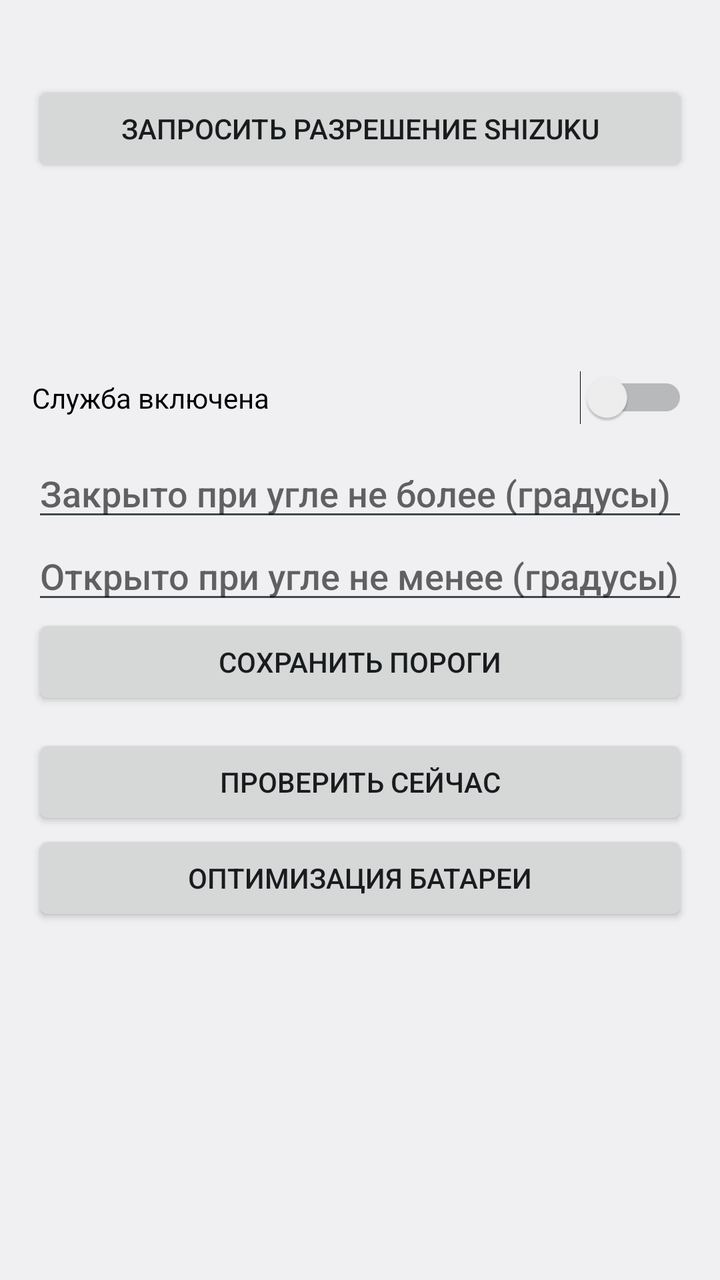
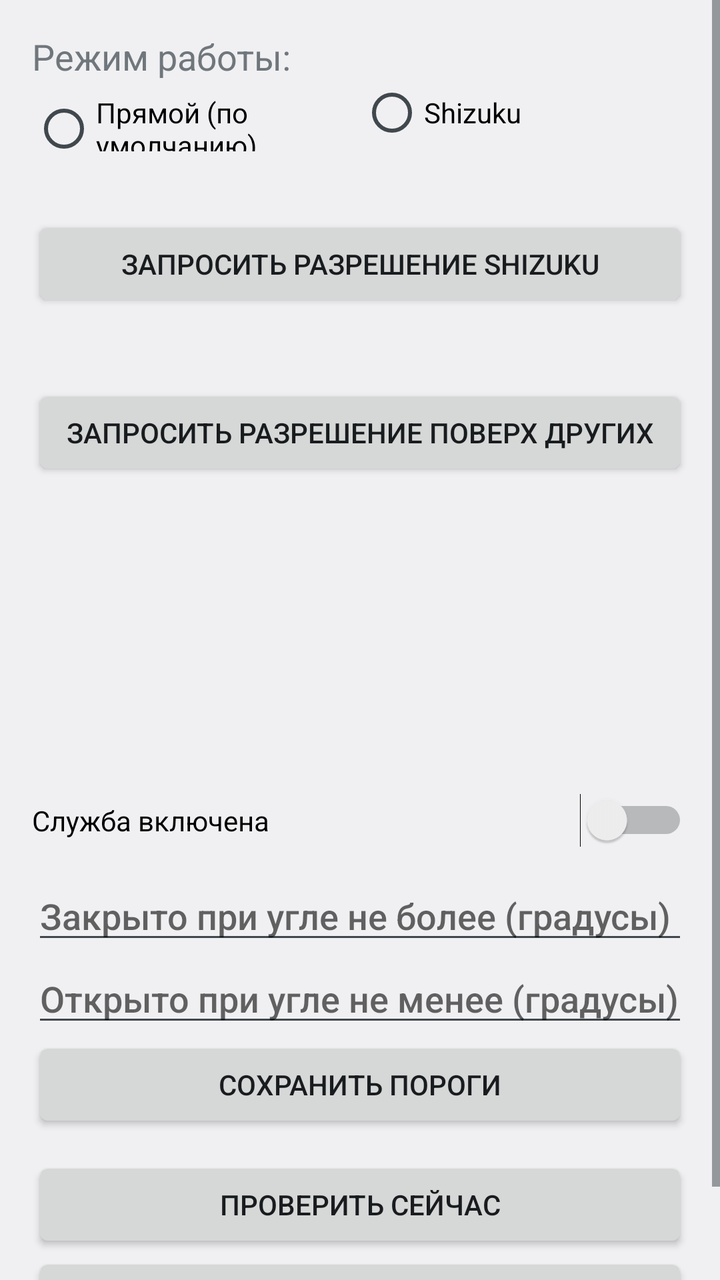

Before-and-after screenshots of an Android layout around one commit, followed by the original layout XML and the change that was made.
<!-- AndroidManifest.xml: application theme AppTheme -->
<!-- res/layout/activity_main.xml -->
<?xml version="1.0" encoding="utf-8"?>
<ScrollView xmlns:android="http://schemas.android.com/apk/res/android"
    android:id="@+id/root"
    android:layout_width="match_parent"
    android:layout_height="match_parent"
    android:fillViewport="true">

    <LinearLayout
        android:layout_width="match_parent"
        android:layout_height="wrap_content"
        android:orientation="vertical"
        android:padding="16dp">

        <TextView
            android:id="@+id/tvShizuku"
            android:layout_width="match_parent"
            android:layout_height="wrap_content"
            android:textSize="18sp" />

        <Button
            android:id="@+id/btnPermission"
            android:layout_width="match_parent"
            android:layout_height="wrap_content"
            android:text="@string/btn_request_permission" />

        <TextView
            android:id="@+id/tvSensor"
            android:layout_width="match_parent"
            android:layout_height="wrap_content"
            android:layout_marginTop="12dp"
            android:textSize="18sp" />

        <TextView
            android:id="@+id/tvAngle"
            android:layout_width="match_parent"
            android:layout_height="wrap_content"
            android:textSize="18sp" />

        <TextView
            android:id="@+id/tvState"
            android:layout_width="match_parent"
            android:layout_height="wrap_content"
            android:textSize="18sp" />

        <Switch
            android:id="@+id/swService"
            android:layout_width="match_parent"
            android:layout_height="wrap_content"
            android:layout_marginTop="12dp"
            android:text="@string/switch_service" />

        <EditText
            android:id="@+id/etClose"
            android:layout_width="match_parent"
            android:layout_height="wrap_content"
            android:layout_marginTop="12dp"
            android:hint="@string/hint_close_deg"
            android:importantForAutofill="no"
            android:inputType="numberDecimal" />

        <EditText
            android:id="@+id/etOpen"
            android:layout_width="match_parent"
            android:layout_height="wrap_content"
            android:hint="@string/hint_open_deg"
            android:importantForAutofill="no"
            android:inputType="numberDecimal" />

        <Button
            android:id="@+id/btnSave"
            android:layout_width="match_parent"
            android:layout_height="wrap_content"
            android:text="@string/btn_save_thresholds" />

        <Button
            android:id="@+id/btnTest"
            android:layout_width="match_parent"
            android:layout_height="wrap_content"
            android:layout_marginTop="12dp"
            android:text="@string/btn_test_now" />

        <Button
            android:id="@+id/btnBattery"
            android:layout_width="match_parent"
            android:layout_height="wrap_content"
            android:text="@string/btn_battery" />
    </LinearLayout>
</ScrollView>
<!-- resources referenced by this layout -->
<resources>
  <string name="btn_battery">Оптимизация батареи</string>
  <string name="btn_request_permission">Запросить разрешение Shizuku</string>
  <string name="btn_save_thresholds">Сохранить пороги</string>
  <string name="btn_test_now">Проверить сейчас</string>
  <string name="hint_close_deg">Закрыто при угле не более (градусы)</string>
  <string name="hint_open_deg">Открыто при угле не менее (градусы)</string>
  <string name="switch_service">Служба включена</string>
  <style name="AppTheme" parent="@android:style/Theme.DeviceDefault.DayNight" />
</resources>

<!-- the commit's change to res/layout/activity_main.xml (unified diff, before → after) -->
@@ -11,10 +11,40 @@
         android:orientation="vertical"
         android:padding="16dp">
 
+        
+        <TextView
+            android:layout_width="match_parent"
+            android:layout_height="wrap_content"
+            android:text="@string/mode_label"
+            android:textSize="18sp" />
+
+        <RadioGroup
+            android:id="@+id/rgMode"
+            android:layout_width="match_parent"
+            android:layout_height="wrap_content"
+            android:orientation="horizontal">
+
+            <RadioButton
+                android:id="@+id/rbDirect"
+                android:layout_width="0dp"
+                android:layout_height="wrap_content"
+                android:layout_weight="1"
+                android:text="@string/mode_direct" />
+
+            <RadioButton
+                android:id="@+id/rbShizuku"
+                android:layout_width="0dp"
+                android:layout_height="wrap_content"
+                android:layout_weight="1"
+                android:text="@string/mode_shizuku" />
+        </RadioGroup>
+
+        
         <TextView
             android:id="@+id/tvShizuku"
             android:layout_width="match_parent"
             android:layout_height="wrap_content"
+            android:layout_marginTop="8dp"
             android:textSize="18sp" />
 
         <Button
@@ -23,6 +53,38 @@
             android:layout_height="wrap_content"
             android:text="@string/btn_request_permission" />
 
+        
+        <TextView
+            android:id="@+id/tvOverlay"
+            android:layout_width="match_parent"
+            android:layout_height="wrap_content"
+            android:layout_marginTop="12dp"
+            android:textSize="18sp" />
+
+        <Button
+            android:id="@+id/btnOverlay"
+            android:layout_width="match_parent"
+            android:layout_height="wrap_content"
+            android:text="@string/btn_overlay_permission" />
+
+        
+        <TextView
+            android:id="@+id/tvDsmStatus"
+            android:layout_width="match_parent"
+            android:layout_height="wrap_content"
+            android:layout_marginTop="12dp"
+            android:textSize="18sp" />
+
+        
+        <TextView
+            android:id="@+id/tvStatus"
+            android:layout_width="match_parent"
+            android:layout_height="wrap_content"
+            android:layout_marginTop="4dp"
+            android:textSize="14sp"
+            android:textColor="?android:attr/textColorSecondary" />
+
+        
         <TextView
             android:id="@+id/tvSensor"
             android:layout_width="match_parent"
<!-- resource entries referenced after the edit -->
@@ -1,11 +1,15 @@
 <!-- resources referenced by this layout -->
 <resources>
   <string name="btn_battery">Оптимизация батареи</string>
+  <string name="btn_overlay_permission">Запросить разрешение поверх других</string>
   <string name="btn_request_permission">Запросить разрешение Shizuku</string>
   <string name="btn_save_thresholds">Сохранить пороги</string>
   <string name="btn_test_now">Проверить сейчас</string>
   <string name="hint_close_deg">Закрыто при угле не более (градусы)</string>
   <string name="hint_open_deg">Открыто при угле не менее (градусы)</string>
+  <string name="mode_direct">Прямой (по умолчанию)</string>
+  <string name="mode_label">Режим работы:</string>
+  <string name="mode_shizuku">Shizuku</string>
   <string name="switch_service">Служба включена</string>
   <style name="AppTheme" parent="@android:style/Theme.DeviceDefault.DayNight" />
 </resources>
